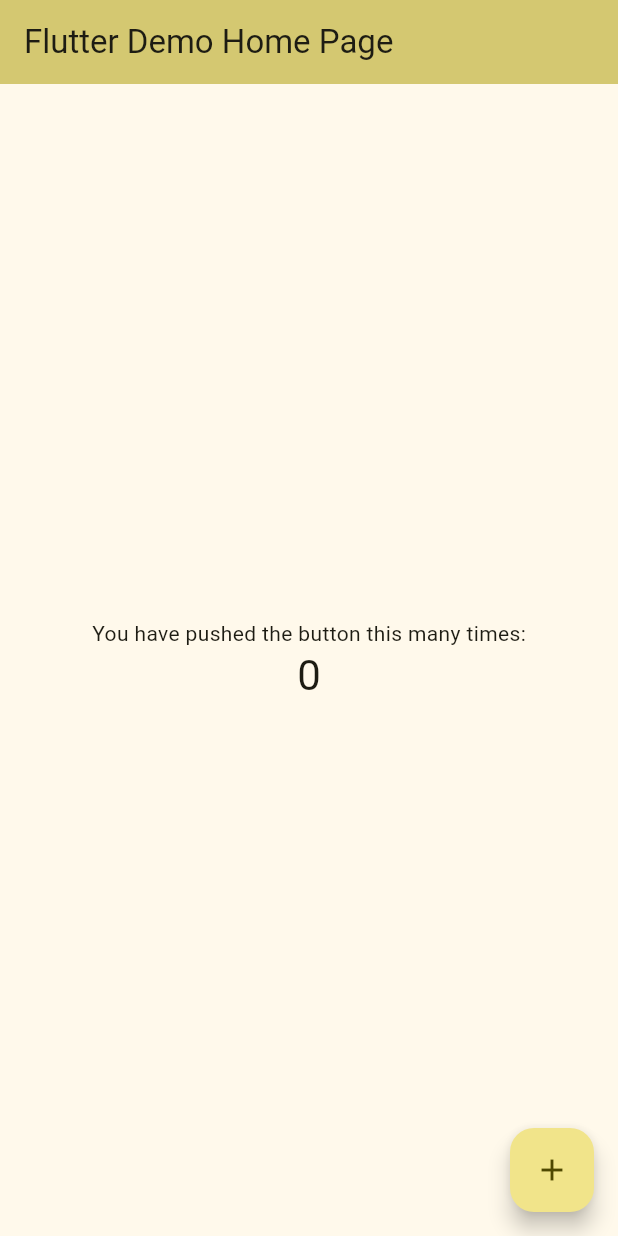
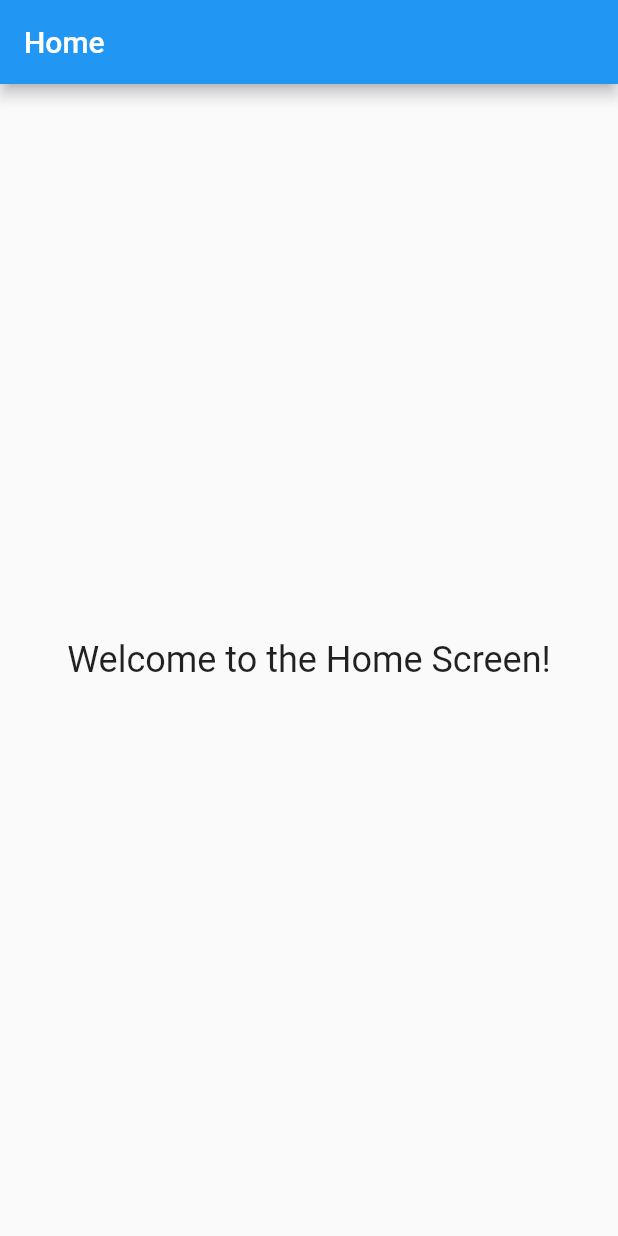
Before and after one commit to lithium-lamp/Flutter-proj-git-functionality, a Flutter app: the screen it shows after launch, on a phone screen of 412 x 824 dp. Run offline on Flutter 3.47's test engine with Material 2 defaults, Android fonts, the phone set to English and light mode, and no system bars.

Commit message:
modified:   proj_git_functionality/lib/main.dart 	new file:   proj_git_functionality/lib/screens/home_screen.dart 	new file:   proj_git_functionality/lib/screens/login_screen.dart 	new file:   proj_git_functionality/lib/screens/profile_screen.dart 	new file:   proj_git_functionality/lib/screens/settings_screen.dart

```diff
--- a/proj_git_functionality/lib/main.dart
+++ b/proj_git_functionality/lib/main.dart
@@ -1,4 +1,5 @@
 import 'package:flutter/material.dart';
+import './screens/home_screen.dart';
 
 void main() {
   runApp(const MyApp());
@@ -7,119 +8,11 @@
 class MyApp extends StatelessWidget {
   const MyApp({super.key});
 
-  // This widget is the root of your application.
   @override
   Widget build(BuildContext context) {
-    return MaterialApp(
-      title: 'Flutter Demo',
-      theme: ThemeData(
-        // This is the theme of your application.
-        //
-        // TRY THIS: Try running your application with "flutter run". You'll see
-        // the application has a blue toolbar. Then, without quitting the app,
-        // try changing the seedColor in the colorScheme below to Colors.green
-        // and then invoke "hot reload" (save your changes or press the "hot
-        // reload" button in a Flutter-supported IDE, or press "r" if you used
-        // the command line to start the app).
-        //
-        // Notice that the counter didn't reset back to zero; the application
-        // state is not lost during the reload. To reset the state, use hot
-        // restart instead.
-        //
-        // This works for code too, not just values: Most code changes can be
-        // tested with just a hot reload.
-        colorScheme: ColorScheme.fromSeed(seedColor: Colors.yellow),
-        useMaterial3: true,
-      ),
-      home: const MyHomePage(title: 'Flutter Demo Home Page'),
+    return const MaterialApp(
+      title: 'My App',
+      home: HomeScreen(), // Use the HomeScreen class as the home parameter
     );
   }
 }
-
-class MyHomePage extends StatefulWidget {
-  const MyHomePage({super.key, required this.title});
-
-  // This widget is the home page of your application. It is stateful, meaning
-  // that it has a State object (defined below) that contains fields that affect
-  // how it looks.
-
-  // This class is the configuration for the state. It holds the values (in this
-  // case the title) provided by the parent (in this case the App widget) and
-  // used by the build method of the State. Fields in a Widget subclass are
-  // always marked "final".
-
-  final String title;
-
-  @override
-  State<MyHomePage> createState() => _MyHomePageState();
-}
-
-class _MyHomePageState extends State<MyHomePage> {
-  int _counter = 0;
-
-  void _incrementCounter() {
-    setState(() {
-      // This call to setState tells the Flutter framework that something has
-      // changed in this State, which causes it to rerun the build method below
-      // so that the display can reflect the updated values. If we changed
-      // _counter without calling setState(), then the build method would not be
-      // called again, and so nothing would appear to happen.
-      _counter++;
-    });
-  }
-
-  @override
-  Widget build(BuildContext context) {
-    // This method is rerun every time setState is called, for instance as done
-    // by the _incrementCounter method above.
-    //
-    // The Flutter framework has been optimized to make rerunning build methods
-    // fast, so that you can just rebuild anything that needs updating rather
-    // than having to individually change instances of widgets.
-    return Scaffold(
-      appBar: AppBar(
-        // TRY THIS: Try changing the color here to a specific color (to
-        // Colors.amber, perhaps?) and trigger a hot reload to see the AppBar
-        // change color while the other colors stay the same.
-        backgroundColor: Theme.of(context).colorScheme.inversePrimary,
-        // Here we take the value from the MyHomePage object that was created by
-        // the App.build method, and use it to set our appbar title.
-        title: Text(widget.title),
-      ),
-      body: Center(
-        // Center is a layout widget. It takes a single child and positions it
-        // in the middle of the parent.
-        child: Column(
-          // Column is also a layout widget. It takes a list of children and
-          // arranges them vertically. By default, it sizes itself to fit its
-          // children horizontally, and tries to be as tall as its parent.
-          //
-          // Column has various properties to control how it sizes itself and
-          // how it positions its children. Here we use mainAxisAlignment to
-          // center the children vertically; the main axis here is the vertical
-          // axis because Columns are vertical (the cross axis would be
-          // horizontal).
-          //
-          // TRY THIS: Invoke "debug painting" (choose the "Toggle Debug Paint"
-          // action in the IDE, or press "p" in the console), to see the
-          // wireframe for each widget.
-          mainAxisAlignment: MainAxisAlignment.center,
-          children: <Widget>[
-            const Text(
-              'You have pushed the button this many times:',
-            ),
-            Text(
-              '$_counter',
-              style: Theme.of(context).textTheme.headlineMedium,
-            ),
-          ],
-        ),
-      ),
-      floatingActionButton: FloatingActionButton(
-        onPressed: _incrementCounter,
-        tooltip: 'Increment',
-        child: const Icon(Icons.add),
-      ), // This trailing comma makes auto-formatting nicer for build methods.
-    );
-  }
-}
--- /dev/null
+++ b/proj_git_functionality/lib/screens/home_screen.dart
@@ -0,0 +1,110 @@
+import 'package:flutter/material.dart';
+
+class HomeScreen extends StatelessWidget {
+  const HomeScreen({super.key});
+
+  @override
+  Widget build(BuildContext context) {
+    return Scaffold(
+      appBar: AppBar(
+        title: const Text('Home'),
+      ),
+      body: const Center(
+        child: Text(
+          'Welcome to the Home Screen!',
+          style: TextStyle(fontSize: 24),
+        ),
+      ),
+    );
+  }
+}
+
+
+
+class MyHomePage extends StatefulWidget {
+  const MyHomePage({super.key, required this.title});
+
+  // This widget is the home page of your application. It is stateful, meaning
+  // that it has a State object (defined below) that contains fields that affect
+  // how it looks.
+
+  // This class is the configuration for the state. It holds the values (in this
+  // case the title) provided by the parent (in this case the App widget) and
+  // used by the build method of the State. Fields in a Widget subclass are
+  // always marked "final".
+
+  final String title;
+
+  @override
+  State<MyHomePage> createState() => _MyHomePageState();
+}
+
+class _MyHomePageState extends State<MyHomePage> {
+  int _counter = 0;
+
+  void _incrementCounter() {
+    setState(() {
+      // This call to setState tells the Flutter framework that something has
+      // changed in this State, which causes it to rerun the build method below
+      // so that the display can reflect the updated values. If we changed
+      // _counter without calling setState(), then the build method would not be
+      // called again, and so nothing would appear to happen.
+      _counter++;
+    });
+  }
+
+  @override
+  Widget build(BuildContext context) {
+    // This method is rerun every time setState is called, for instance as done
+    // by the _incrementCounter method above.
+    //
+    // The Flutter framework has been optimized to make rerunning build methods
+    // fast, so that you can just rebuild anything that needs updating rather
+    // than having to individually change instances of widgets.
+    return Scaffold(
+      appBar: AppBar(
+        // TRY THIS: Try changing the color here to a specific color (to
+        // Colors.amber, perhaps?) and trigger a hot reload to see the AppBar
+        // change color while the other colors stay the same.
+        backgroundColor: Theme.of(context).colorScheme.inversePrimary,
+        // Here we take the value from the MyHomePage object that was created by
+        // the App.build method, and use it to set our appbar title.
+        title: Text(widget.title),
+      ),
+      body: Center(
+        // Center is a layout widget. It takes a single child and positions it
+        // in the middle of the parent.
+        child: Column(
+          // Column is also a layout widget. It takes a list of children and
+          // arranges them vertically. By default, it sizes itself to fit its
+          // children horizontally, and tries to be as tall as its parent.
+          //
+          // Column has various properties to control how it sizes itself and
+          // how it positions its children. Here we use mainAxisAlignment to
+          // center the children vertically; the main axis here is the vertical
+          // axis because Columns are vertical (the cross axis would be
+          // horizontal).
+          //
+          // TRY THIS: Invoke "debug painting" (choose the "Toggle Debug Paint"
+          // action in the IDE, or press "p" in the console), to see the
+          // wireframe for each widget.
+          mainAxisAlignment: MainAxisAlignment.center,
+          children: <Widget>[
+            const Text(
+              'You have pushed the button this many times:',
+            ),
+            Text(
+              '$_counter',
+              style: Theme.of(context).textTheme.headlineMedium,
+            ),
+          ],
+        ),
+      ),
+      floatingActionButton: FloatingActionButton(
+        onPressed: _incrementCounter,
+        tooltip: 'Increment',
+        child: const Icon(Icons.add),
+      ), // This trailing comma makes auto-formatting nicer for build methods.
+    );
+  }
+}
```
Also changed, not shown: proj_git_functionality/lib/screens/login_screen.dart (added), proj_git_functionality/lib/screens/profile_screen.dart (added), proj_git_functionality/lib/screens/settings_screen.dart (added).
